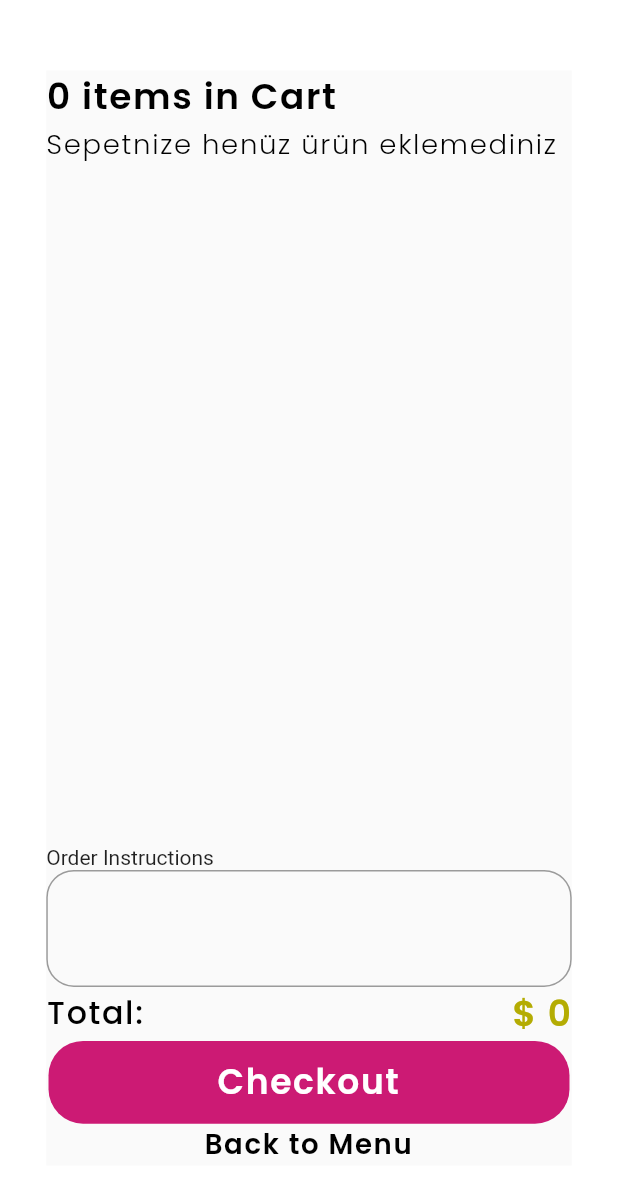
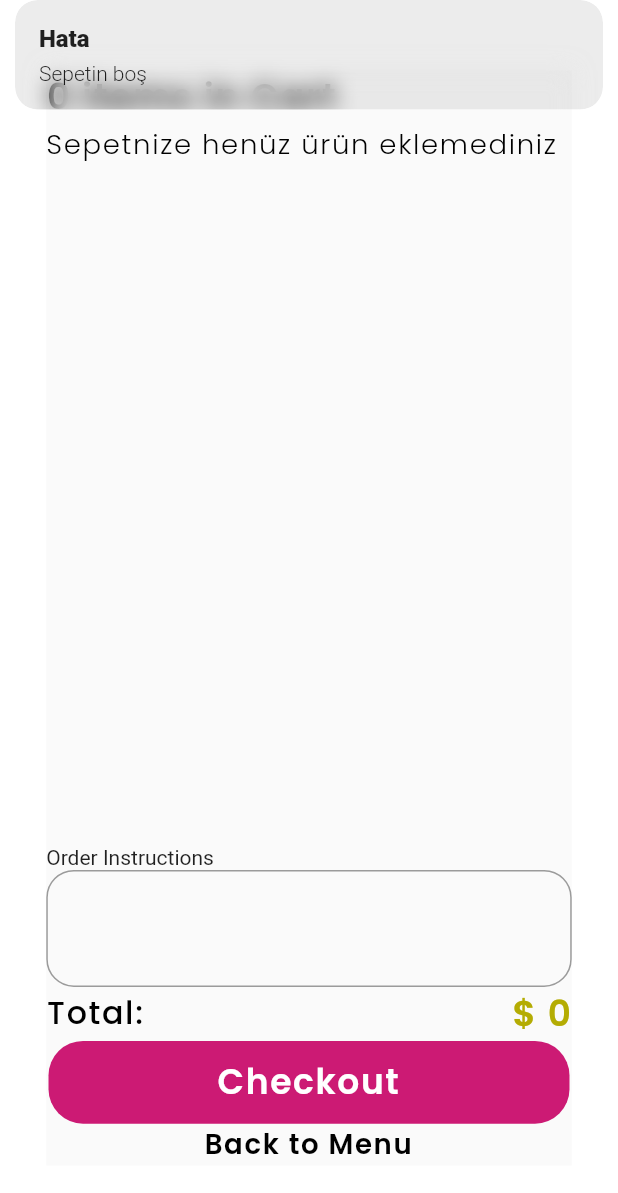
Before and after one commit to Tugcenaz/chopspick, a Flutter app: the BasketPage screen opened directly, after a tap on "Checkout", on a phone screen of 412 x 824 dp. Shown: the top 1193 px of the screen. Run offline on Flutter 3.47's test engine with Material 2 defaults, Android fonts, the phone set to English and light mode, and no system bars; drawn by our look-alikes of flutter_bounceable; our stand-ins replace badges, cloud_firestore, firebase_auth, firebase_core, flutter_screenutil, get and 3 more; accounts and stored records are empty.

Commit message:
basket page

```diff
--- a/lib/app/bindings/initial_bindings.dart
+++ b/lib/app/bindings/initial_bindings.dart
@@ -1,4 +1,5 @@
 import 'package:chopspick/app/controllers/basket_controller.dart';
+import 'package:chopspick/app/controllers/order_controller.dart';
 import 'package:chopspick/app/controllers/products_controller.dart';
 import 'package:chopspick/app/controllers/user_controller.dart';
 import 'package:chopspick/app/services/basket_service.dart';
@@ -21,5 +22,6 @@ class InitialBinding implements Bindings {
     Get.lazyPut(() => UserController(), fenix: true);
     Get.lazyPut(() => ProductController(), fenix: true);
     Get.put( BasketController(), permanent: true);
+    Get.put( OrderController(), permanent: true);
   }
 }
--- a/lib/app/controllers/basket_controller.dart
+++ b/lib/app/controllers/basket_controller.dart
@@ -1,12 +1,15 @@
 import 'package:chopspick/app/models/basket_item_model.dart';
+import 'package:chopspick/app/models/order_model.dart';
 import 'package:chopspick/app/models/product_model.dart';
 import 'package:chopspick/app/services/basket_service.dart';
+import 'package:chopspick/app/services/db_service.dart';
 import 'package:flutter/material.dart';
 import 'package:get/get.dart';
 
 class BasketController extends GetxController {
   final RxList<BasketItemModel> _basketItemList = <BasketItemModel>[].obs;
   BasketService basketService = Get.find();
+  DBService dbService=Get.find();
 
   List<BasketItemModel> get basketItemList => _basketItemList.value;
 
@@ -65,6 +68,22 @@ class BasketController extends GetxController {
       }
     }
   }
+
+  Future<bool?> saveOrder(OrderModel orderModel,List<BasketItemModel> products)async{
+    return await dbService.saveOrder(orderModel, products);
+  }
+
+  clearBasket(){
+    basketItemList=[];
+  }
+
+  RxInt getItemsCount() {
+    RxInt items = 0.obs;
+    for (int i = 0; i < basketItemList.length; i++) {
+      items.value =basketItemList[i].count + items.value;
+    }
+    return items;
+  }
 }
 
 ///
--- /dev/null
+++ b/lib/app/controllers/order_controller.dart
@@ -0,0 +1,7 @@
+import 'package:get/get.dart';
+
+class OrderController extends GetxController{
+
+
+
+}
--- a/lib/app/models/basket_item_model.dart
+++ b/lib/app/models/basket_item_model.dart
@@ -1,5 +1,4 @@
 import 'package:chopspick/app/models/product_model.dart';
-import 'package:get/get.dart';
 
 class BasketItemModel {
   int count;
@@ -11,7 +10,7 @@ class BasketItemModel {
   Map<String, dynamic> toMap() {
     return {
       'count': count,
-      'productModel': productModel,
+      'productModel': productModel.toMap(),
     };
   }
 
--- /dev/null
+++ b/lib/app/models/order_model.dart
@@ -0,0 +1,22 @@
+class OrderModel {
+  String userId;
+  int totalPrice;
+  String? orderNote;
+
+  OrderModel({required this.userId, required this.totalPrice, this.orderNote});
+
+  Map<String, dynamic> toMap() {
+    return {
+      'userId': userId,
+      'totalPrice': totalPrice,
+      'orderNote': orderNote,
+    };
+  }
+
+  OrderModel.fromMap(Map<String, dynamic> map)
+      : userId = map['userId'],
+        totalPrice = map['totalPrice'],
+        orderNote = map['orderNote'];
+
+
+}
--- a/lib/app/views/basket_page/basket_page.dart
+++ b/lib/app/views/basket_page/basket_page.dart
@@ -1,6 +1,7 @@
 import 'package:chopspick/app/controllers/basket_controller.dart';
+import 'package:chopspick/app/controllers/user_controller.dart';
+import 'package:chopspick/app/models/order_model.dart';
 import 'package:chopspick/app/views/bottom_nav_bar.dart';
-import 'package:chopspick/app/views/home_page/home_page.dart';
 import 'package:chopspick/core/constants/constants.dart';
 import 'package:chopspick/core/theme/colors.dart';
 import 'package:chopspick/core/theme/text_styles.dart';
@@ -20,29 +21,23 @@ class BasketPage extends StatefulWidget {
 
 class _BasketPageState extends State<BasketPage> {
   BasketController basketController = Get.find();
+  UserController userController = Get.find();
   final TextEditingController _textEditingController = TextEditingController();
   String? orderNote;
 
   RxInt count = 1.obs;
 
-  RxInt getItemsCount() {
-    RxInt items = 0.obs;
-    for (int i = 0; i < basketController.basketItemList.length; i++) {
-      items.value = basketController.basketItemList[i].count + items.value;
-    }
-    return items;
-  }
+  RxBool busy = false.obs;
 
   int getCost() {
     int cost = 0;
     for (int i = 0; i < basketController.basketItemList.length; i++) {
       var count = basketController.basketItemList[i].count;
       for (int j = 0; j < count; j++) {
-        debugPrint("tuğçenin döngüsü");
+        // debugPrint("tuğçenin döngüsü");
         cost = basketController.basketItemList[i].productModel.price! + cost;
       }
     }
-
     return cost;
   }
 
@@ -51,13 +46,16 @@ class _BasketPageState extends State<BasketPage> {
     return Padding(
       padding: EdgeInsets.symmetric(vertical: 51.0.h, horizontal: 31.w),
       child: Scaffold(
-        body: Column(
+        body: Stack(
+          alignment: Alignment.center,
+          children: [
+            Column(
               mainAxisAlignment: MainAxisAlignment.spaceAround,
               crossAxisAlignment: CrossAxisAlignment.start,
               children: [
                 Obx(
                   () => Text(
-                '${getItemsCount().toString()} items in Cart',
+                    '${basketController.getItemsCount().toString()} items in Cart',
                     style: TextStyles.titleBlackTextStyle1(
                         fontSize: 26.sp, fontWeight: FontWeight.w600),
                     textAlign: TextAlign.start,
@@ -74,7 +72,8 @@ class _BasketPageState extends State<BasketPage> {
                           )
                         : Obx(
                             () => ListView.builder(
-                            itemCount: basketController.basketItemList.length,
+                                itemCount:
+                                    basketController.basketItemList.length,
                                 itemBuilder: (BuildContext context, int index) {
                                   debugPrint(
                                       "itemlist length = ${basketController.basketItemList.length}");
@@ -86,11 +85,11 @@ class _BasketPageState extends State<BasketPage> {
                 const Text('Order Instructions'),
                 TextFormField(
                   controller: _textEditingController,
-              maxLines: 2,textInputAction: TextInputAction.done,
-              onFieldSubmitted: (String? note) {
+                  maxLines: 2,
+                  textInputAction: TextInputAction.done,
+                  onChanged: (String? note) {
                     orderNote = note;
                     debugPrint(orderNote);
-
                   },
                   decoration: InputDecoration(
                     border: OutlineInputBorder(
@@ -117,7 +116,32 @@ class _BasketPageState extends State<BasketPage> {
                 ),
                 Center(
                   child: CustomButton(
-                onPressed: () {},
+                    onPressed: () async {
+                      if (basketController.basketItemList.isNotEmpty) {
+                        if (busy.value == false) {
+                          try {
+                            busy.value = true;
+                            bool? result = await basketController.saveOrder(
+                                OrderModel(
+                                    userId:
+                                        userController.user.value.userId ?? "",
+                                    totalPrice: getCost(),
+                                    orderNote: orderNote),
+                                basketController.basketItemList);
+                            if (result == true) {
+                              await Future.delayed(Duration(seconds: 3));
+                              basketController.clearBasket();
+                              _textEditingController.text='';
+                            }
+                          } finally {
+                            busy.value = false;
+                          }
+                        }
+                      }
+                      else{
+                        Get.snackbar('Hata', 'Sepetin boş');
+                      }
+                    },
                     width: 349.w,
                     height: 60.h,
                     title: 'Checkout',
@@ -136,6 +160,13 @@ class _BasketPageState extends State<BasketPage> {
                       goToPage(0);
                     },
                   ),
+                ),
+              ],
+            ),
+            Obx(
+              () => busy.value == true
+                  ? const CircularProgressIndicator()
+                  : SizedBox(),
             ),
           ],
         ),
--- a/pubspec.yaml
+++ b/pubspec.yaml
@@ -45,6 +45,7 @@ dependencies:
   persistent_bottom_nav_bar_v2: ^4.2.6
   hive: ^2.2.3
   hive_flutter: ^1.1.0
+  badges: ^3.0.3
 
 
 
```
Also changed, not shown: lib/app/services/db_service.dart (+19 -1 lines), lib/app/views/bottom_nav_bar.dart (+32 -3 lines), pubspec.lock. Lines whose indentation alone changed are shown as unchanged.
